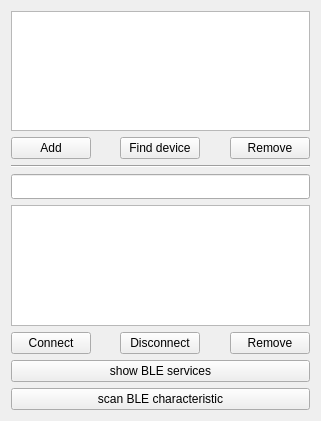
sbrighth/NSD, file devicemanagement.ui: the form before one commit.
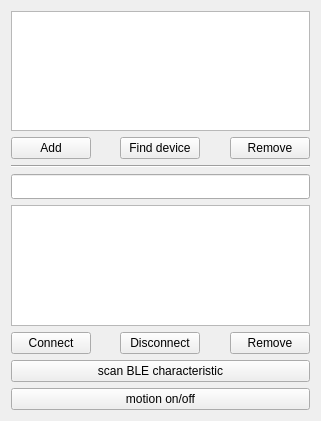
The form after the commit.

Commit message: motion data capture ok

What changed in the file:
```diff
--- a/devicemanagement.ui
+++ b/devicemanagement.ui
@@ -172,16 +172,16 @@
     </layout>
    </item>
    <item>
-    <widget class="QPushButton" name="show_ble_services">
+    <widget class="QPushButton" name="scan_ble_characteristics">
      <property name="text">
-      <string>show BLE services</string>
+      <string>scan BLE characteristic</string>
      </property>
     </widget>
    </item>
    <item>
-    <widget class="QPushButton" name="scan_ble_characteristics">
+    <widget class="QPushButton" name="motion_on_off">
      <property name="text">
-      <string>scan BLE characteristic</string>
+      <string>motion on/off</string>
      </property>
     </widget>
    </item>
```
The commit also changes 14 other files.
